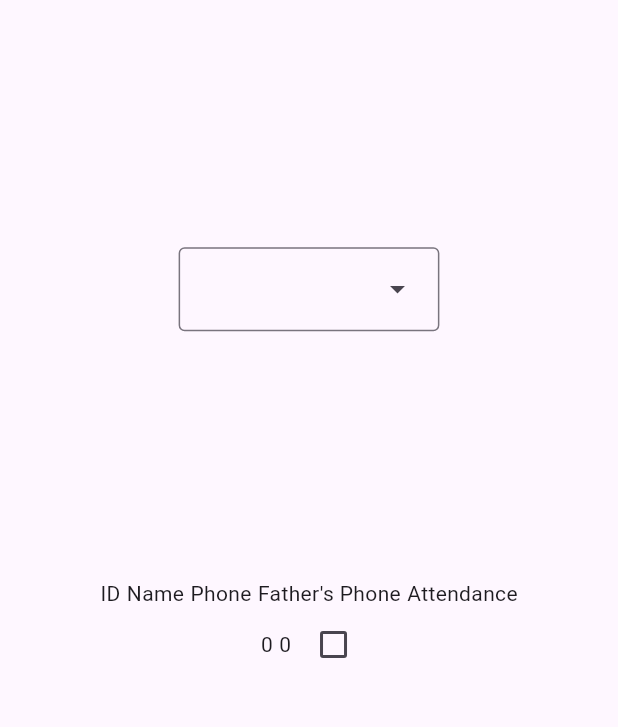
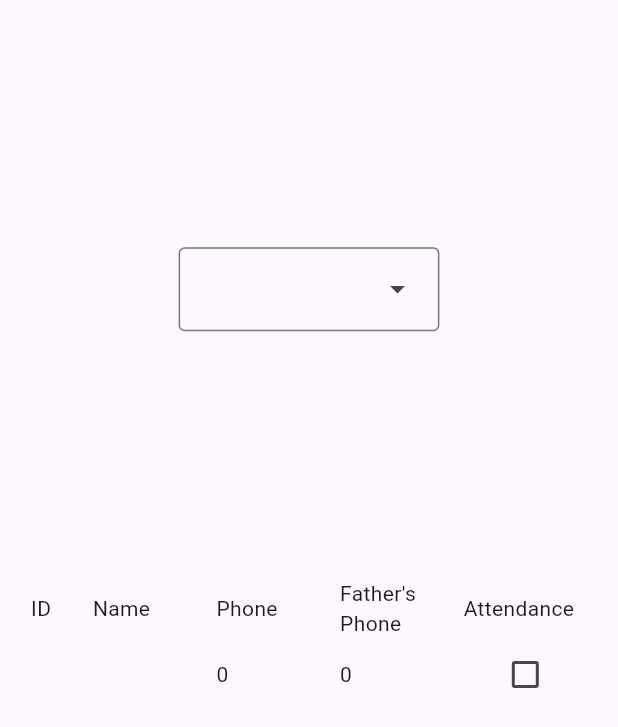
Before and after one commit to ahmedelsherif-osama/attendance_app, a Flutter app: the TestWidget screen opened by its route, on a phone screen of 412 x 824 dp. Shown: the top 727 px of the screen. Run offline on Flutter 3.47's test engine with Material 3 defaults, Android fonts, the phone set to English and light mode, and no system bars; our stand-ins replace cloud_firestore, equatable, firebase_core, flutter_bloc, go_router; accounts and stored records are empty; generated files the repository leaves out were written again.

Commit message:
added copywith function to attendance record model
added copywith function to attendance record model

```diff
--- a/lib/models/4_attendace_record_model.dart
+++ b/lib/models/4_attendace_record_model.dart
@@ -44,6 +44,21 @@ class AttendanceRecordModel extends Equatable {
     };
   }
 
+  AttendanceRecordModel copyWith({
+    String? schoolName,
+    String? busRouteNumber,
+    Map<String, dynamic>? studentAttendanceCheckboxes,
+    DateTime? date,
+  }) {
+    return AttendanceRecordModel(
+      schoolName: schoolName ?? this.schoolName,
+      busRouteNumber: busRouteNumber ?? this.busRouteNumber,
+      studentAttendanceCheckboxes:
+          studentAttendanceCheckboxes ?? this.studentAttendanceCheckboxes,
+      date: date ?? this.date,
+    );
+  }
+
   void addAttendanceRecordToFirestore() async {
     // Create a new instance of SchoolModel
     AttendanceRecordModel newAttendanceRecord = AttendanceRecordModel(
--- a/lib/presentation/widgets/student_list_widget copy.dart
+++ b/lib/presentation/widgets/student_list_widget copy.dart
@@ -4,11 +4,36 @@ import 'package:final_rta_attendance/presentation/screens_widgets/5_student_deta
 import 'package:flutter/material.dart';
 import 'package:flutter_bloc/flutter_bloc.dart';
 
-class StudentListWithCheckBoxesWidget extends StatelessWidget {
-  const StudentListWithCheckBoxesWidget(
-      {required this.students, required this.attendanceCheckBoxes, super.key});
+class StudentListWithCheckBoxesWidget extends StatefulWidget {
+  const StudentListWithCheckBoxesWidget({
+    required this.students,
+    required this.attendanceCheckBoxes,
+    super.key,
+  });
+
   final List<StudentModel> students;
   final Map<String, dynamic> attendanceCheckBoxes;
+
+  @override
+  State<StudentListWithCheckBoxesWidget> createState() =>
+      _StudentListWithCheckBoxesWidgetState();
+}
+
+class _StudentListWithCheckBoxesWidgetState
+    extends State<StudentListWithCheckBoxesWidget> {
+  @override
+  var _attendanceCheckBoxes;
+  var _students;
+  void initState() {
+    super.initState();
+    setState(
+      () {
+        _students = widget.students;
+        _attendanceCheckBoxes = widget.attendanceCheckBoxes;
+      },
+    );
+  }
+
   @override
   Widget build(BuildContext context) {
     final width = MediaQuery.of(context).size.width;
@@ -19,51 +44,65 @@ class StudentListWithCheckBoxesWidget extends StatelessWidget {
         child: SingleChildScrollView(
           scrollDirection: Axis.horizontal,
           child: Column(
+            crossAxisAlignment: CrossAxisAlignment.start,
             children: [
               Row(
                 children: [
-                  const Text("ID"),
-                  SizedBox(
-                    width: width * 0.01,
+                  Container(
+                    width: width * 0.1,
+                    child: const Text("ID"),
                   ),
-                  const Text("Name"),
-                  SizedBox(
-                    width: width * 0.01,
+                  Container(
+                    width: width * 0.2,
+                    child: const Text("Name"),
                   ),
-                  const Text("Phone"),
-                  SizedBox(
-                    width: width * 0.01,
+                  Container(
+                    width: width * 0.2,
+                    child: const Text("Phone"),
                   ),
-                  const Text("Father's Phone"),
-                  SizedBox(
-                    width: width * 0.01,
+                  Container(
+                    width: width * 0.2,
+                    child: const Text("Father's Phone"),
                   ),
-                  const Text("Attendance"),
+                  Container(
+                    width: width * 0.2,
+                    child: const Text("Attendance"),
+                  ),
                 ],
               ),
-              for (int index = 0; index < students.length; index++)
+              for (int index = 0; index < widget.students.length; index++)
                 Row(
                   children: [
-                    Text(students[index].studentID),
-                    SizedBox(
-                      width: width * 0.01,
+                    Container(
+                      width: width * 0.1,
+                      child: Text(widget.students[index].studentID),
                     ),
-                    Text(students[index].name),
-                    SizedBox(
-                      width: width * 0.01,
+                    Container(
+                      width: width * 0.2,
+                      child: Text(widget.students[index].name),
                     ),
-                    Text(students[index].primaryPhoneNumber.toString()),
-                    SizedBox(
-                      width: width * 0.01,
+                    Container(
+                      width: width * 0.2,
+                      child: Text(
+                          widget.students[index].primaryPhoneNumber.toString()),
                     ),
-                    Text(students[index].fatherPhoneNumber.toString()),
-                    SizedBox(
-                      width: width * 0.01,
+                    Container(
+                      width: width * 0.2,
+                      child: Text(
+                          widget.students[index].fatherPhoneNumber.toString()),
                     ),
-                    Checkbox(
-                      value: attendanceCheckBoxes[
-                          students[index].studentID.toString()],
-                      onChanged: (value) {},
+                    Container(
+                      width: width * 0.2,
+                      child: Checkbox(
+                        value: _attendanceCheckBoxes[
+                            _students[index].studentID.toString()],
+                        onChanged: (value) {
+                          setState(() {
+                            _attendanceCheckBoxes[
+                                _students[index].studentID.toString()] = value;
+                          });
+                        },
+                      ),
                     ),
                   ],
                 ),
```
